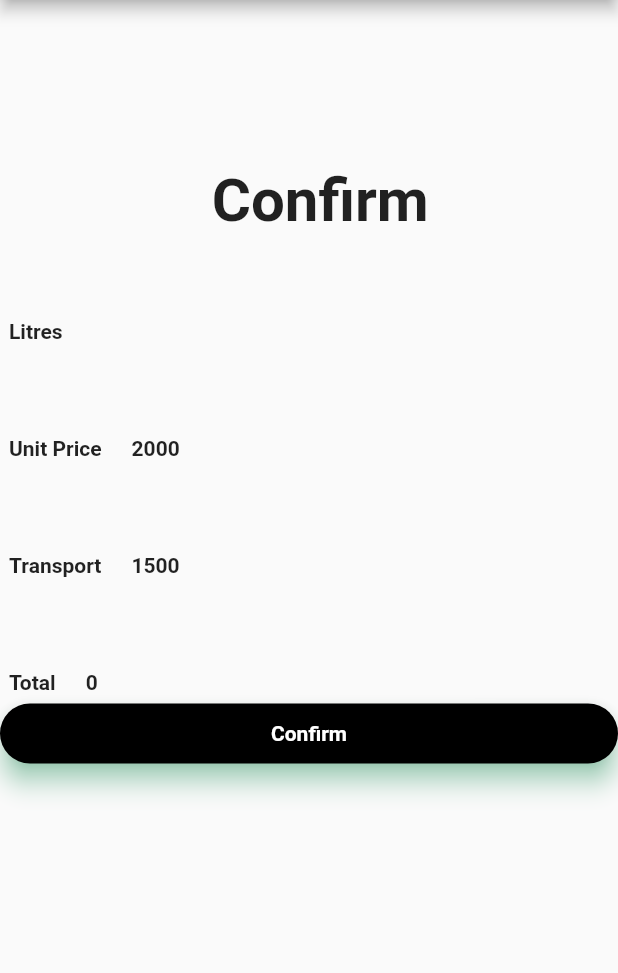
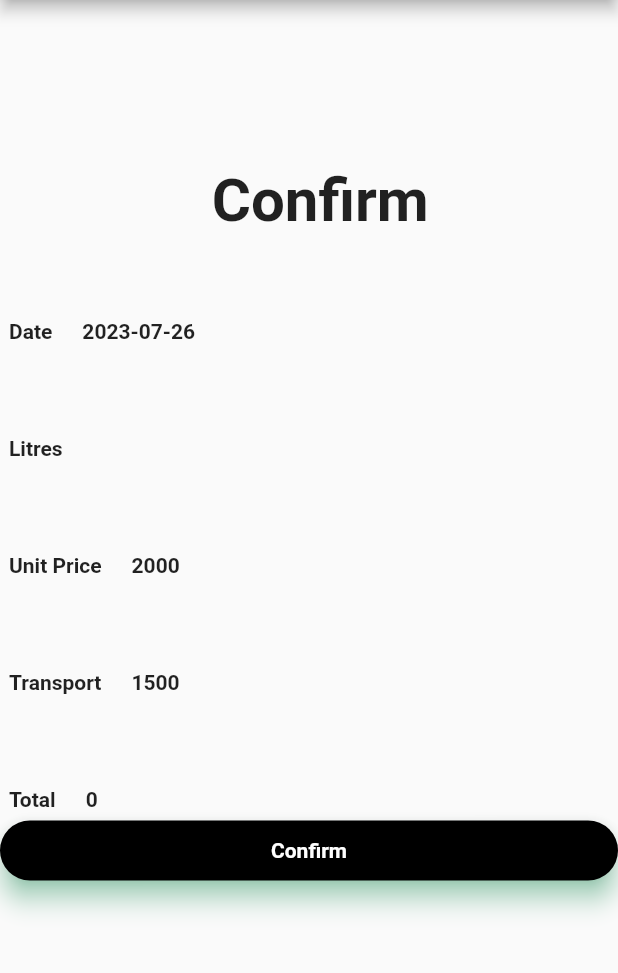
Before and after one commit to yakobodata/melomilkmvp, a Flutter app: the Confirm screen opened directly with empty values, on a phone screen of 412 x 824 dp, the part 84-1057 px from its top. Run offline on Flutter 3.47's test engine with Material 2 defaults, Android fonts, the phone set to English and light mode, and no system bars; our stand-ins replace cloud_firestore, firebase_auth, firebase_core; accounts and stored records are empty; Roboto replaces fonts that are missing (Montserrat); statements that could not run were skipped.

Commit message:
i have added date to the confirm page

```diff
--- a/lib/confirm.dart
+++ b/lib/confirm.dart
@@ -1,6 +1,7 @@
 import 'package:cloud_firestore/cloud_firestore.dart';
 import 'package:flutter/material.dart';
 import 'package:melo_milk/status.dart';
+import 'package:intl/intl.dart';
 
 class Confirm extends StatefulWidget {
   String litres;
@@ -42,6 +43,31 @@ class _ConfirmState extends State<Confirm> {
                 ),
               )
             ],
+          ),
+          SizedBox(
+            height: 50,
+          ),
+          Container(
+            padding: EdgeInsets.all(6),
+            child: Row(
+              children: <Widget>[
+                Text(
+                  'Date',
+                  textAlign: TextAlign.center,
+                  overflow: TextOverflow.ellipsis,
+                  style: const TextStyle(fontWeight: FontWeight.bold),
+                ),
+                SizedBox(
+                  width: 20,
+                ),
+                Text(
+                  '${getCurrentDate()}',
+                  textAlign: TextAlign.center,
+                  overflow: TextOverflow.ellipsis,
+                  style: const TextStyle(fontWeight: FontWeight.bold),
+                ),
+              ],
+            ),
           ),
           SizedBox(
             height: 50,
@@ -186,4 +212,11 @@ class _ConfirmState extends State<Confirm> {
       ),
     );
   }
+
+  String getCurrentDate() {
+    var now = DateTime.now();
+    var formatter =
+        DateFormat('yyyy-MM-dd'); // You can choose the desired date format here
+    return formatter.format(now);
+  }
 }
--- a/pubspec.yaml
+++ b/pubspec.yaml
@@ -38,6 +38,7 @@ dependencies:
   # Use with the CupertinoIcons class for iOS style icons.
   cupertino_icons: ^1.0.2
   cloud_firestore: ^4.4.5
+  intl: ^0.17.0
 
 dev_dependencies:
   flutter_test:
```
